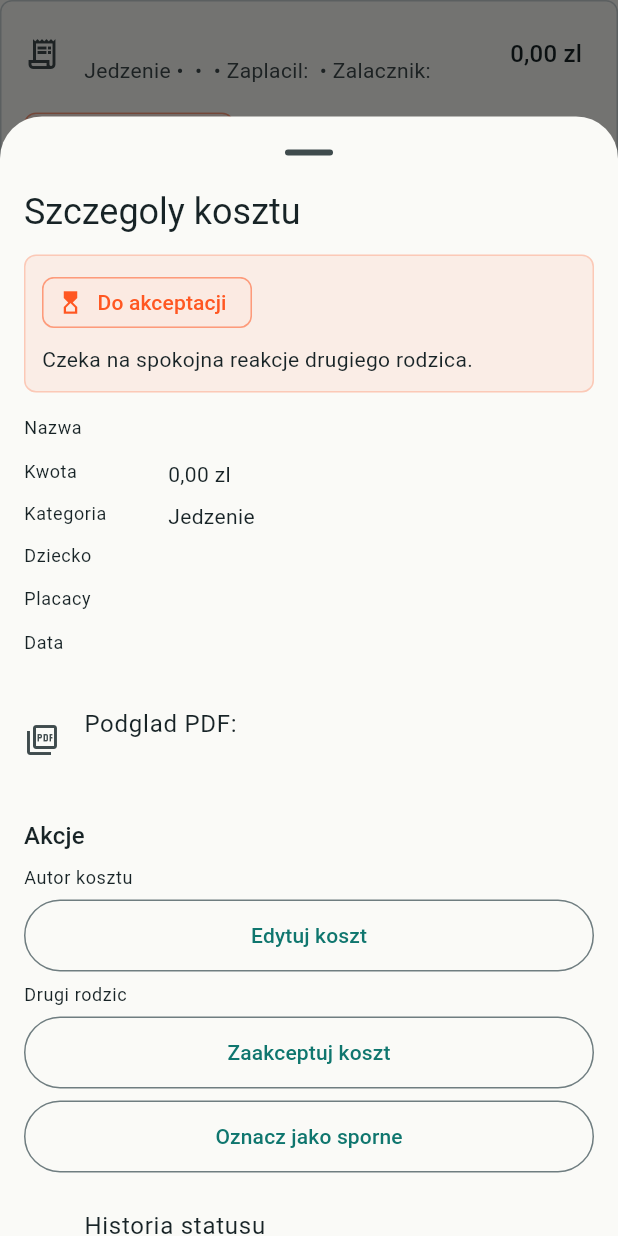
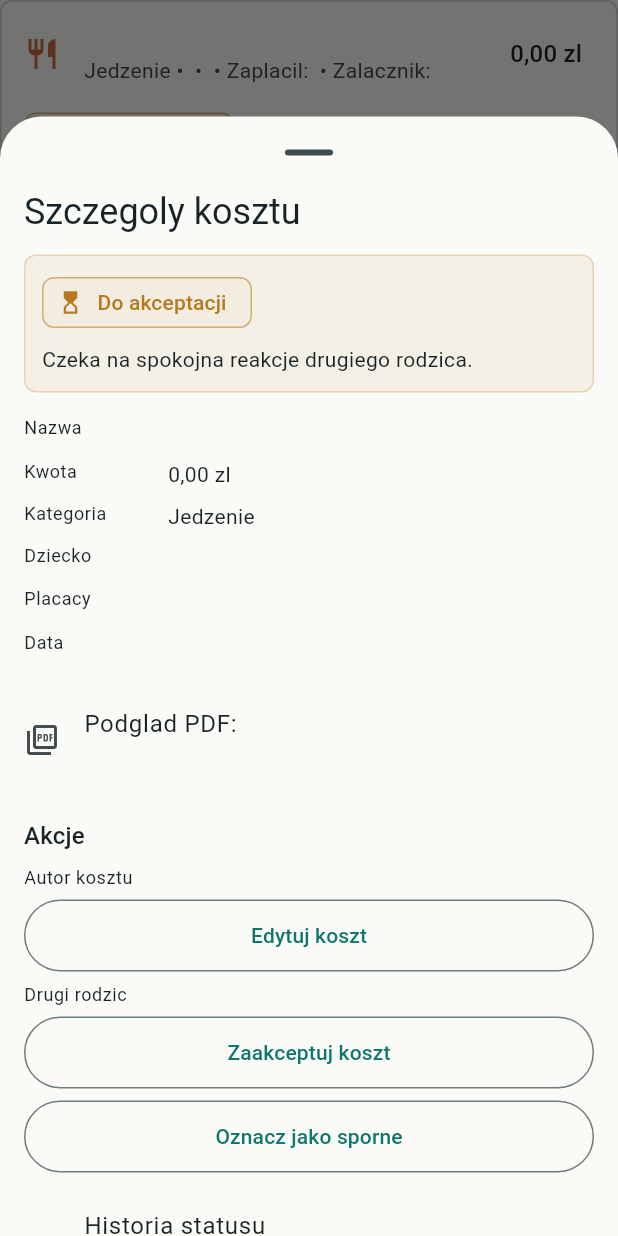
Before and after one commit to gorsky87/KidCost, a Flutter app: the _ExpenseCard widget shown alone on an empty page, opened directly with empty values, after a tap on an icon or button, on a phone screen of 412 x 824 dp. Run offline on Flutter 3.47's test engine with Material 3 defaults, Android fonts, the light colour scheme and no system bars; our stand-ins replace supabase_flutter; accounts and stored records are empty.

Commit message:
Add expense category and status icons

```diff
--- /dev/null
+++ b/apps/mobile/lib/src/features/expenses/expense_visuals.dart
@@ -0,0 +1,116 @@
+import 'package:flutter/material.dart';
+
+import '../../theme/kidcost_theme.dart';
+import 'expense_models.dart';
+
+extension ExpenseCategoryVisuals on ExpenseCategory {
+  IconData get icon {
+    switch (id) {
+      case 'food':
+        return Icons.restaurant_outlined;
+      case 'clothes':
+        return Icons.checkroom_outlined;
+      case 'school':
+        return Icons.school_outlined;
+      case 'health':
+        return Icons.medical_services_outlined;
+      case 'activities':
+        return Icons.sports_soccer_outlined;
+      case 'holiday':
+        return Icons.beach_access_outlined;
+      case 'transport':
+        return Icons.directions_car_outlined;
+      case 'other':
+        return Icons.more_horiz;
+      default:
+        return Icons.category_outlined;
+    }
+  }
+
+  Color get accentColor {
+    switch (id) {
+      case 'food':
+        return KidCostTheme.secondary;
+      case 'clothes':
+        return const Color(0xFF7C5CBA);
+      case 'school':
+        return KidCostTheme.tertiary;
+      case 'health':
+        return KidCostTheme.danger;
+      case 'activities':
+        return const Color(0xFF8A6F1E);
+      case 'holiday':
+        return const Color(0xFF2F7C95);
+      case 'transport':
+        return const Color(0xFF4F5D75);
+      case 'other':
+        return const Color(0xFF6F7D80);
+      default:
+        return KidCostTheme.primary;
+    }
+  }
+
+  String get iconAssetPath {
+    switch (id) {
+      case 'food':
+        return 'docs/icons/expense-categories/food.svg';
+      case 'clothes':
+        return 'docs/icons/expense-categories/clothes.svg';
+      case 'school':
+        return 'docs/icons/expense-categories/school.svg';
+      case 'health':
+        return 'docs/icons/expense-categories/health.svg';
+      case 'activities':
+        return 'docs/icons/expense-categories/activities.svg';
+      case 'holiday':
+        return 'docs/icons/expense-categories/holiday.svg';
+      case 'transport':
+        return 'docs/icons/expense-categories/transport.svg';
+      case 'other':
+        return 'docs/icons/expense-categories/other.svg';
+      default:
+        return 'docs/icons/expense-categories/other.svg';
+    }
+  }
+}
+
+extension ExpenseStatusVisuals on ExpenseStatus {
+  IconData get icon {
+    switch (this) {
+      case ExpenseStatus.pending:
+        return Icons.hourglass_top_outlined;
+      case ExpenseStatus.accepted:
+        return Icons.check_circle_outline;
+      case ExpenseStatus.disputed:
+        return Icons.report_problem_outlined;
+      case ExpenseStatus.settled:
+        return Icons.task_alt_outlined;
+    }
+  }
+
+  Color get accentColor {
+    switch (this) {
+      case ExpenseStatus.pending:
+        return KidCostTheme.warning;
+      case ExpenseStatus.accepted:
+        return KidCostTheme.success;
+      case ExpenseStatus.disputed:
+        return KidCostTheme.danger;
+      case ExpenseStatus.settled:
+        return KidCostTheme.primary;
+    }
+  }
+
+  String get iconAssetPath {
+    switch (this) {
+      case ExpenseStatus.pending:
+        return 'docs/icons/expense-statuses/pending.svg';
+      case ExpenseStatus.accepted:
+        return 'docs/icons/expense-statuses/accepted.svg';
+      case ExpenseStatus.disputed:
+        return 'docs/icons/expense-statuses/disputed.svg';
+      case ExpenseStatus.settled:
+        return 'docs/icons/expense-statuses/settled.svg';
+    }
+  }
+}
--- a/apps/mobile/lib/src/features/shell/screens/expenses_screen.dart
+++ b/apps/mobile/lib/src/features/shell/screens/expenses_screen.dart
@@ -1,6 +1,7 @@
 import 'package:flutter/material.dart';
 
 import '../../expenses/expense_models.dart';
+import '../../expenses/expense_visuals.dart';
 
 enum _ExpenseSort { newest, oldest, highestAmount, lowestAmount }
 
@@ -328,7 +329,10 @@ class _ExpenseCard extends StatelessWidget {
         crossAxisAlignment: CrossAxisAlignment.start,
         children: [
           ListTile(
-            leading: const Icon(Icons.receipt_long_outlined),
+            leading: Icon(
+              expense.category.icon,
+              color: expense.category.accentColor,
+            ),
             title: Text(expense.title),
             subtitle: Text(
               [
@@ -410,10 +414,11 @@ class _ExpenseStatusPanel extends StatelessWidget {
 
   @override
   Widget build(BuildContext context) {
+    final color = status.accentColor;
     return DecoratedBox(
       decoration: BoxDecoration(
-        color: _statusColor(status).withValues(alpha: 0.08),
-        border: Border.all(color: _statusColor(status).withValues(alpha: 0.24)),
+        color: color.withValues(alpha: 0.08),
+        border: Border.all(color: color.withValues(alpha: 0.24)),
         borderRadius: BorderRadius.circular(8),
       ),
       child: Padding(
@@ -438,11 +443,11 @@ class _ExpenseStatusBadge extends StatelessWidget {
 
   @override
   Widget build(BuildContext context) {
-    final color = _statusColor(status);
+    final color = status.accentColor;
     return Semantics(
       label: 'Status kosztu: ${status.label}',
       child: Chip(
-        avatar: Icon(_statusIcon(status), color: color, size: 18),
+        avatar: Icon(status.icon, color: color, size: 18),
         label: Text(status.label),
         side: BorderSide(color: color.withValues(alpha: 0.32)),
         backgroundColor: color.withValues(alpha: 0.1),
@@ -534,32 +539,6 @@ class _StatusHistoryPlaceholder extends StatelessWidget {
       title: const Text('Historia statusu'),
       subtitle: Text(status.historyPlaceholder),
     );
-  }
-}
-
-Color _statusColor(ExpenseStatus status) {
-  switch (status) {
-    case ExpenseStatus.pending:
-      return Colors.deepOrange;
-    case ExpenseStatus.accepted:
-      return Colors.green;
-    case ExpenseStatus.disputed:
-      return Colors.indigo;
-    case ExpenseStatus.settled:
-      return Colors.blueGrey;
-  }
-}
-
-IconData _statusIcon(ExpenseStatus status) {
-  switch (status) {
-    case ExpenseStatus.pending:
-      return Icons.hourglass_top_outlined;
-    case ExpenseStatus.accepted:
-      return Icons.check_circle_outline;
-    case ExpenseStatus.disputed:
-      return Icons.report_problem_outlined;
-    case ExpenseStatus.settled:
-      return Icons.task_alt_outlined;
   }
 }
 
```
Also changed, not shown: apps/mobile/lib/src/features/shell/screens/add_expense_screen.dart (+6 -24 lines), docs/icons/expense-categories/activities.svg (added), docs/icons/expense-categories/clothes.svg (added), docs/icons/expense-categories/food.svg (added), docs/icons/expense-categories/health.svg (added), docs/icons/expense-categories/holiday.svg (added), docs/icons/expense-categories/other.svg (added), docs/icons/expense-categories/school.svg (added), docs/icons/expense-categories/transport.svg (added), docs/icons/expense-statuses/accepted.svg (added), docs/icons/expense-statuses/disputed.svg (added), docs/icons/expense-statuses/pending.svg (added), docs/icons/expense-statuses/settled.svg (added), 2 other files.
